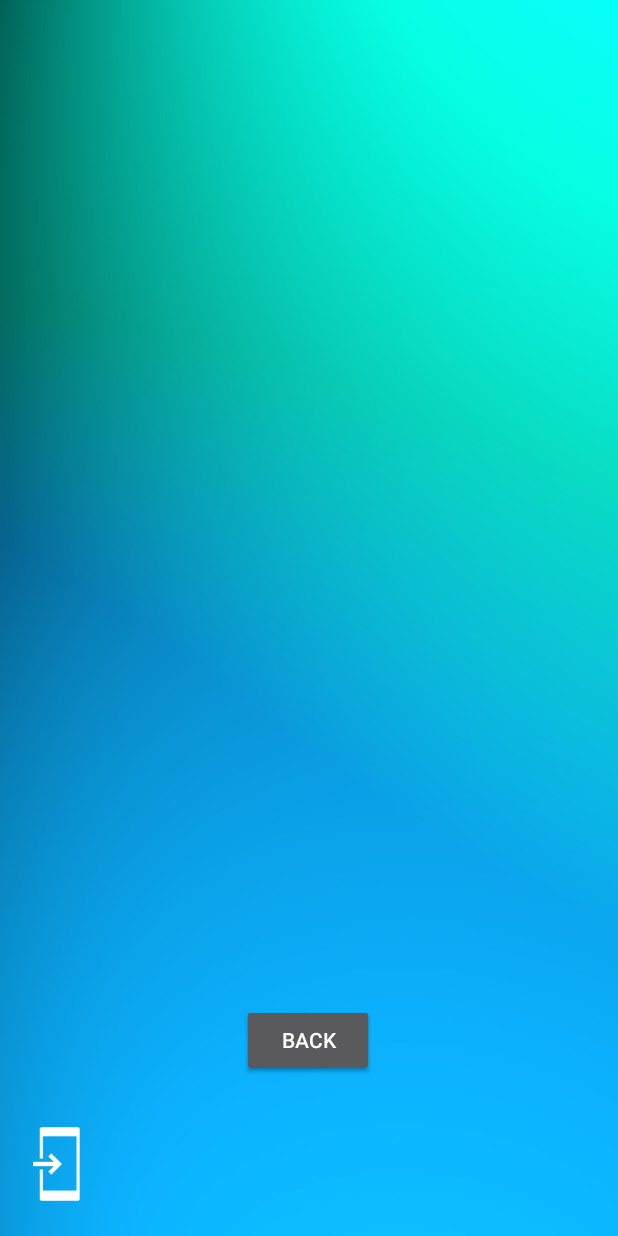
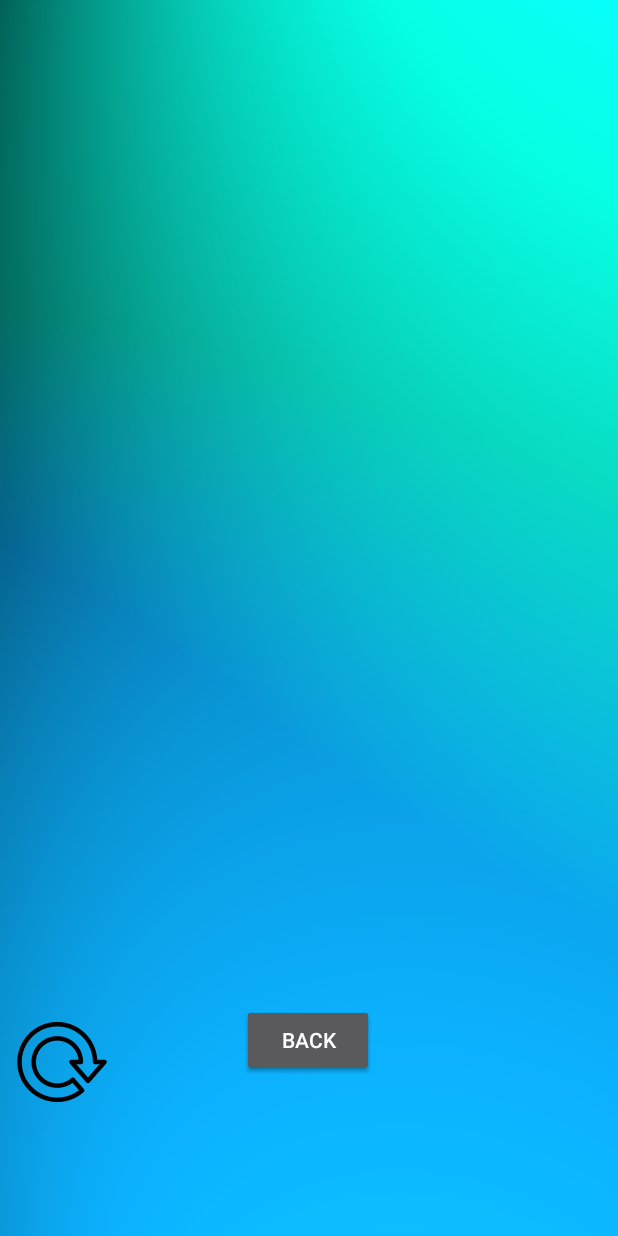
Before and after one commit to ilnprj/WeatherApp, an Android app: the WeatherFragment screen opened directly, with no data from a screen before it, on a phone screen of 412 x 824 dp. Run offline under Robolectric (Android 15) with nearby library versions, the phone set to English and light mode, and no system bars.

Commit message:
Тест.

```diff
--- a/app/src/main/java/com/example/weartherapp/WeatherFragment.java
+++ b/app/src/main/java/com/example/weartherapp/WeatherFragment.java
@@ -1,6 +1,7 @@
 package com.example.weartherapp;
 
 import android.graphics.Typeface;
+import android.graphics.drawable.Drawable;
 import android.os.Bundle;
 import android.os.Handler;
 import android.support.v4.app.Fragment;
@@ -8,6 +9,7 @@ import android.util.Log;
 import android.view.LayoutInflater;
 import android.view.View;
 import android.view.ViewGroup;
+import android.widget.ImageView;
 import android.widget.TextView;
 import android.widget.Toast;
 
@@ -25,6 +27,7 @@ public class WeatherFragment  extends Fragment  {
     TextView description ;
     TextView windText;
     TextView iconWeather;
+    ImageView refreshImage;
     Handler handler;
 
     public WeatherFragment()
@@ -40,8 +43,13 @@ public class WeatherFragment  extends Fragment  {
         lastUpdated = rootView.findViewById(R.id.infoText);
         description  = rootView.findViewById(R.id.description );
         windText = rootView.findViewById(R.id.windText);
-        iconWeather = (TextView)rootView.findViewById(R.id.weather_icon);
+        iconWeather = rootView.findViewById(R.id.weather_icon);
         iconWeather.setTypeface(weatherFont);
+        refreshImage = rootView.findViewById(R.id.refreshIcon);
+        refreshImage.setImageResource(R.drawable.refresh);
+        refreshImage.getLayoutParams().width = 100;
+        refreshImage.requestLayout();
+        refreshImage.invalidate();
         return rootView;
     }
 
--- a/app/src/main/res/layout/activity_weather.xml
+++ b/app/src/main/res/layout/activity_weather.xml
@@ -130,7 +130,7 @@
         app:layout_constraintTop_toTopOf="parent" />
 
     <ImageView
-        android:id="@+id/weatherIcon"
+        android:id="@+id/refreshIcon"
         android:layout_width="wrap_content"
         android:layout_height="wrap_content"
         android:layout_marginStart="8dp"
```
Also changed, not shown: app/src/main/res/drawable/refresh.png (added).
